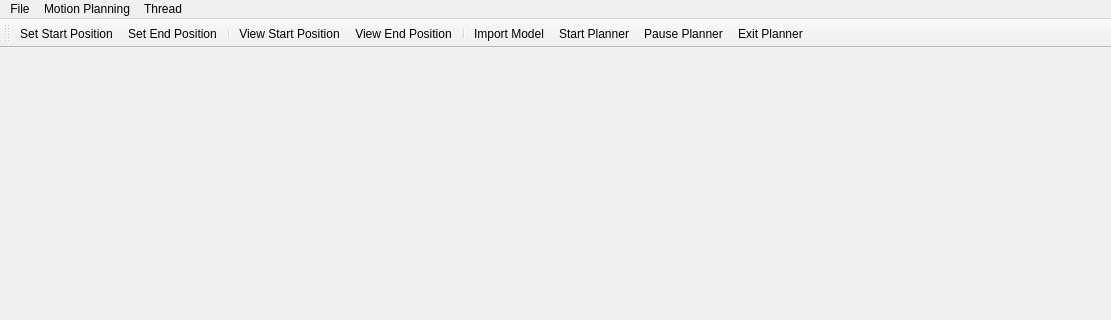
The window that mainwindow.ui (Das-Lieber/Simulator) describes before a commit, drawn with Qt 5; both pictures show x 0 to 1111 and y 0 to 320 of the 1111 by 748 pixel window.
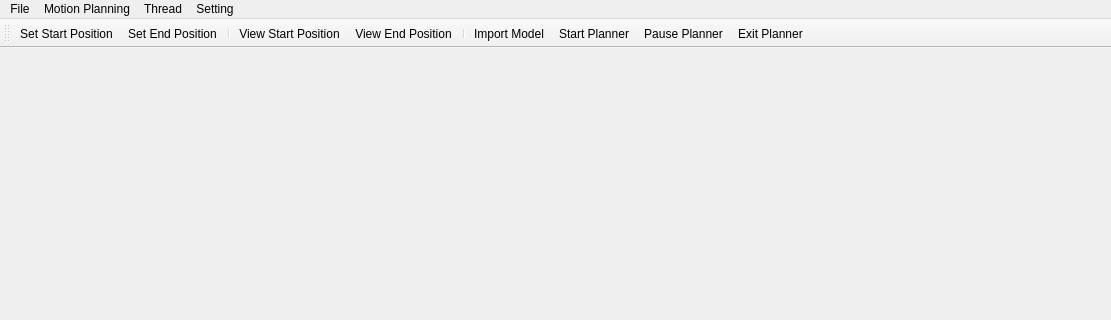
The same window after the commit. Icons and pictures are not drawn.

```diff
--- a/mainwindow.ui
+++ b/mainwindow.ui
@@ -38,7 +38,7 @@
      <x>0</x>
      <y>0</y>
      <width>1111</width>
-     <height>26</height>
+     <height>23</height>
     </rect>
    </property>
    <widget class="QMenu" name="menu_file">
@@ -64,9 +64,16 @@
     <addaction name="actionPause_Planner"/>
     <addaction name="actionExit_Planner"/>
    </widget>
+   <widget class="QMenu" name="menuSetting">
+    <property name="title">
+     <string>Setting</string>
+    </property>
+    <addaction name="actionDH_Setting"/>
+   </widget>
    <addaction name="menu_file"/>
    <addaction name="menu_motionPlan"/>
    <addaction name="menu_thread"/>
+   <addaction name="menuSetting"/>
   </widget>
   <widget class="QStatusBar" name="statusbar"/>
   <widget class="QToolBar" name="toolBar">
```
Left out of the diff: 5 changed lines with no effect on the pictures.
